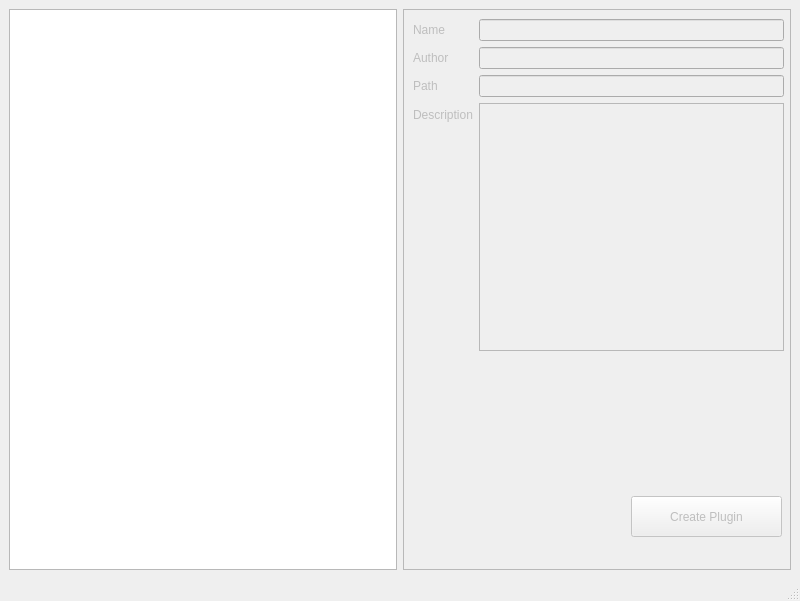
Above: ui/gui/qt_new/create.ui from TUB-Control/PaPI before the change. Below: the same form after it.
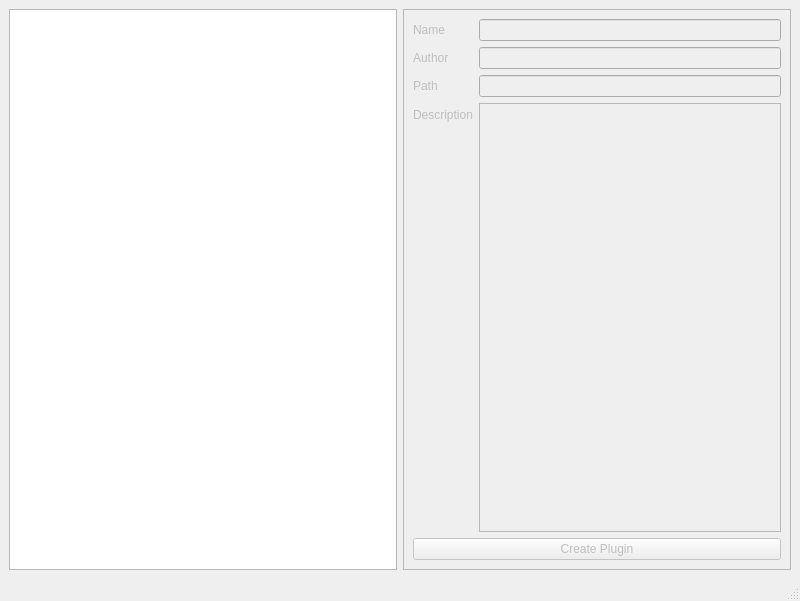
That is the form after the change.

Commit message: a lot of improvements with focus on the create_plugin_dialog: support of configuration fields for type(bool, file), advance, tooltip; changes in some plugin configurations; new ui files due to better layouts

```diff
--- a/ui/gui/qt_new/create.ui
+++ b/ui/gui/qt_new/create.ui
@@ -44,15 +44,8 @@
            <height>532</height>
           </rect>
          </property>
-         <widget class="QWidget" name="formLayoutWidget">
-          <property name="geometry">
-           <rect>
-            <x>9</x>
-            <y>9</y>
-            <width>371</width>
-            <height>332</height>
-           </rect>
-          </property>
+         <layout class="QVBoxLayout" name="verticalLayout">
+          <item>
           <layout class="QFormLayout" name="formLayout">
            <property name="fieldGrowthPolicy">
             <enum>QFormLayout::AllNonFixedFieldsGrow</enum>
@@ -98,20 +91,15 @@
             <widget class="QLineEdit" name="pathEdit"/>
            </item>
           </layout>
-         </widget>
+          </item>
+          <item>
          <widget class="QPushButton" name="createButton">
-          <property name="geometry">
-           <rect>
-            <x>227</x>
-            <y>486</y>
-            <width>151</width>
-            <height>41</height>
-           </rect>
-          </property>
           <property name="text">
            <string>Create Plugin</string>
           </property>
          </widget>
+          </item>
+         </layout>
         </widget>
        </widget>
       </item>
```
Lines whose indentation alone changed are shown as unchanged. The commit also changes 16 other files.
